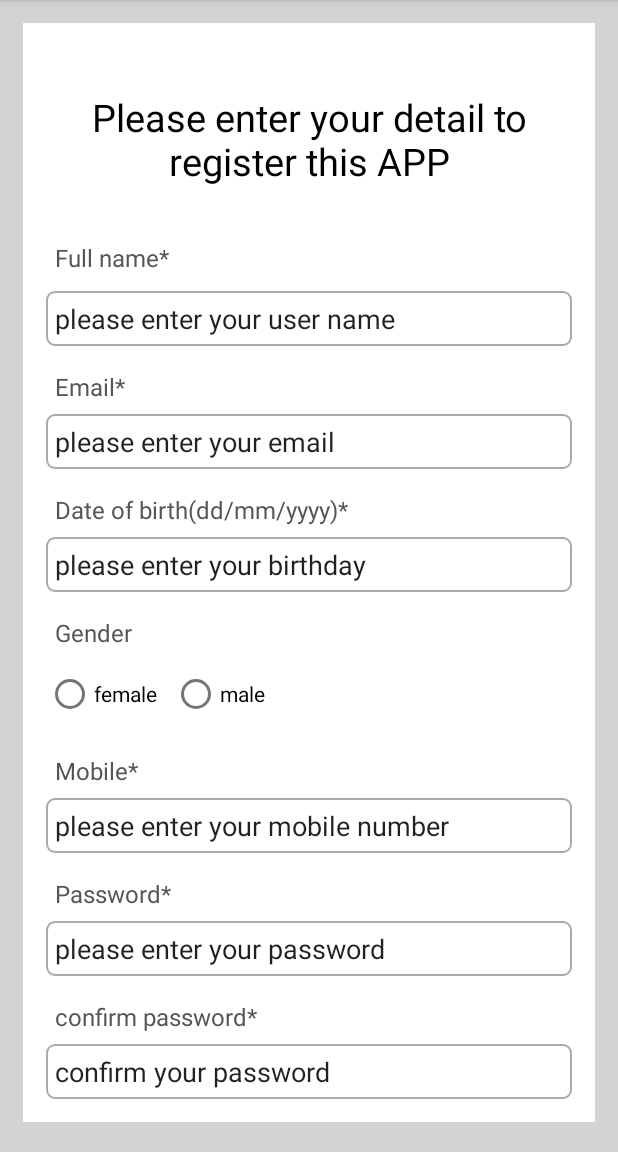
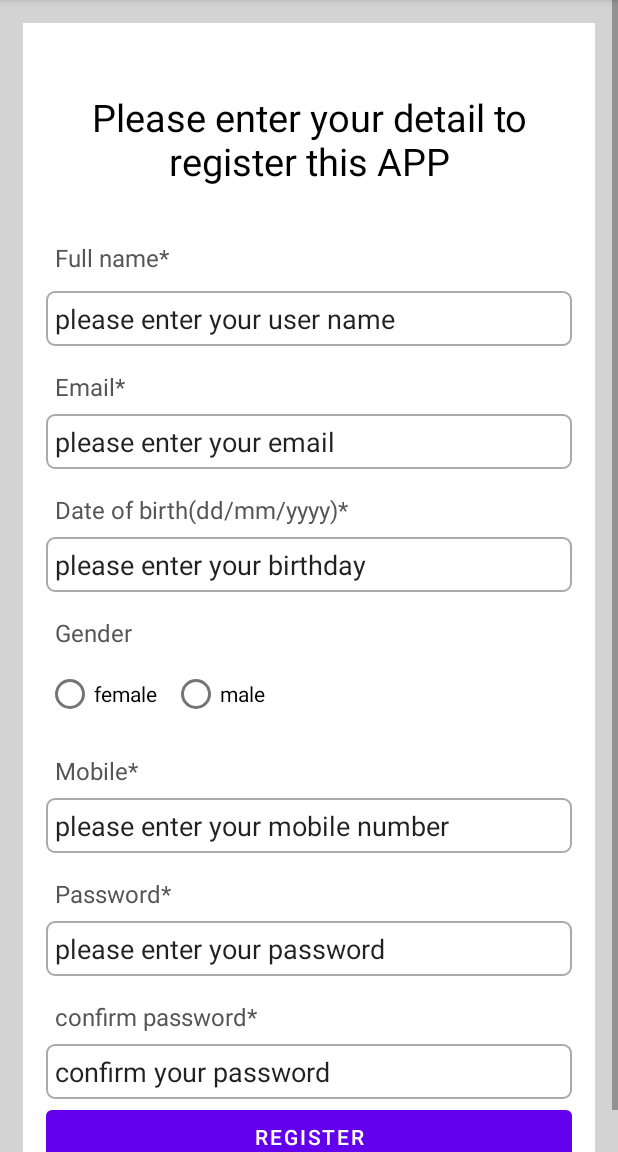
Before and after one commit to LunaZhao/TourPortal, an Android app: the screen it shows after launch (RegisterActivity), after a tap on "REGISTER", on a phone screen of 412 x 824 dp, the part 84-1236 px from its top. Run offline under Robolectric (Android 15) with nearby library versions, the phone set to English and light mode, and no system bars; our stand-ins replace Firebase (no records; nobody signed in at launch, a user with empty details on screens opened directly); 1 statement that could not run was skipped.

Commit message:
- implement some stuff in RegisterActivity

```diff
--- a/app/src/main/java/com/example/tourportal/MainActivity.java
+++ b/app/src/main/java/com/example/tourportal/MainActivity.java
@@ -19,32 +19,35 @@ public class MainActivity extends AppCompatActivity {
 
 
         // open login activity
-        Button buttonlogin = findViewById(R.id.button_login);
-
-        buttonlogin.setOnClickListener(new View.OnClickListener(){
+        Button buttonLogin = findViewById(R.id.button_login);
+        /*
+        buttonLogin.setOnClickListener(new View.OnClickListener(){
                 @Override
                 public void onClick(View v)
                 {
+                    // todo LoginActivity has to be implementet
                     Intent intent = new Intent(MainActivity.this, LoginActivity.class);
                     startActivity(intent);
                 }
             });
+         */
 
-        // todo LoginActivity has to be implementet
+
 
         // open register activity
-        Button buttonregister = findViewById(R.id.button_register);
+        Button buttonRegister = findViewById(R.id.button_register);
 
-        buttonregister.setOnClickListener(new View.OnClickListener(){
+        buttonRegister.setOnClickListener(new View.OnClickListener(){
            @Override
            public void onClick(View v)
            {
+               // todo RegisterActivity has to be implementet
                Intent intent = new Intent(MainActivity.this, RegisterActivity.class);
                startActivity(intent);
            }
         });
 
-        // todo RegisterActivity has to be implementet
+
 
 
     }
--- a/app/src/main/java/com/example/tourportal/RegisterActivity.java
+++ b/app/src/main/java/com/example/tourportal/RegisterActivity.java
@@ -1,7 +1,9 @@
 package com.example.tourportal;
 
+import androidx.annotation.NonNull;
 import androidx.appcompat.app.AppCompatActivity;
 
+import android.content.Intent;
 import android.os.Bundle;
 import android.text.TextUtils;
 import android.util.Patterns;
@@ -12,6 +14,13 @@ import android.widget.ProgressBar;
 import android.widget.RadioButton;
 import android.widget.RadioGroup;
 import android.widget.Toast;
+
+import com.google.android.gms.common.internal.Objects;
+import com.google.android.gms.tasks.OnCompleteListener;
+import com.google.android.gms.tasks.Task;
+import com.google.firebase.auth.AuthResult;
+import com.google.firebase.auth.FirebaseAuth;
+import com.google.firebase.auth.FirebaseUser;
 
 public class RegisterActivity extends AppCompatActivity {
 
@@ -44,7 +53,7 @@ public class RegisterActivity extends AppCompatActivity {
         registerRadioGroupGender = findViewById(R.id.register_enter_gender_group);
         registerRadioGroupGender.clearCheck();
 
-        Button buttonRegister = findViewById(R.id.button_register);
+        Button buttonRegister = findViewById(R.id.register_button);
 
         buttonRegister.setOnClickListener(new View.OnClickListener() {
             @Override
@@ -142,7 +151,29 @@ public class RegisterActivity extends AppCompatActivity {
     }
 
     private void registerUser(String textFullName, String textDoB, String textEmail, String textGender, String textPassword, String textConfirmPassword, String textMobile) {
+        FirebaseAuth auth = FirebaseAuth.getInstance();
+        auth.createUserWithEmailAndPassword(textEmail, textPassword).addOnCompleteListener(RegisterActivity.this, new OnCompleteListener<AuthResult>() {
+            @Override
+            public void onComplete(@NonNull Task<AuthResult> task) {
+                if (task.isSuccessful())
+                {
+                    Toast.makeText(RegisterActivity.this, "user registered successfully", Toast.LENGTH_LONG).show();
+                    FirebaseUser firebaseUser = auth.getCurrentUser();
+
+                    firebaseUser.sendEmailVerification();
+
+                    /* // open user profile after successful registration
+                    Intent intent = new Intent(RegisterActivity.this, UserProileActivity.class);
+                    // to prevent user from returning back to register activity on pressing back button after registration
+                    intent.setFlags(Intent.FLAG_ACTIVITY_CLEAR_TOP | Intent.FLAG_ACTIVITY_CLEAR_TASK | Intent.FLAG_ACTIVITY_NEW_TASK);
+                    startActivity(intent);
+                    finish();       // to close register activity
+                     */
+
+                }
 
 
+            }
+        });
     }
 }
--- a/app/src/main/res/layout/activity_main.xml
+++ b/app/src/main/res/layout/activity_main.xml
@@ -21,7 +21,7 @@
             android:layout_height="wrap_content"
             android:id = "@+id/imageView_logo"
             android:layout_marginTop="30dp"
-            android:src= "@drawable/AlpenvereinEdelweiss"
+            android:src= "@drawable/dav"
             android:maxWidth="180dp"
             android:adjustViewBounds="true"
             android:layout_centerHorizontal="true"/>
--- a/app/src/main/res/layout/activity_register.xml
+++ b/app/src/main/res/layout/activity_register.xml
@@ -198,6 +198,15 @@
             android:padding="6dp"
             android:background="@drawable/boarder"/>
 
+        <Button
+            android:layout_width="match_parent"
+            android:layout_height="wrap_content"
+            android:id="@+id/register_button"
+            android:layout_below="@id/register_enter_confirm_password"
+            android:layout_marginTop="1dp"
+            android:text="Register"/>
+
+
         <ProgressBar
             android:layout_width="wrap_content"
             android:layout_height="wrap_content"
```
Also changed, not shown: app/src/main/res/drawable/dav.jpg (renamed from app/src/main/res/drawable/AlpenvereinEdelweiss.jpg).
